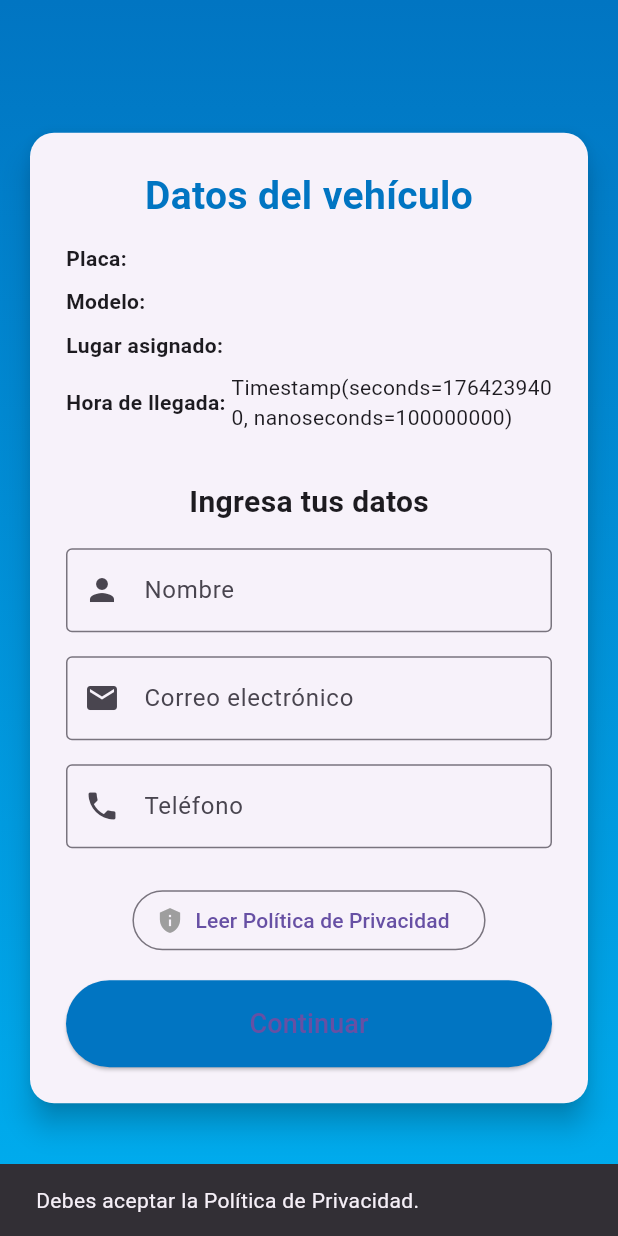
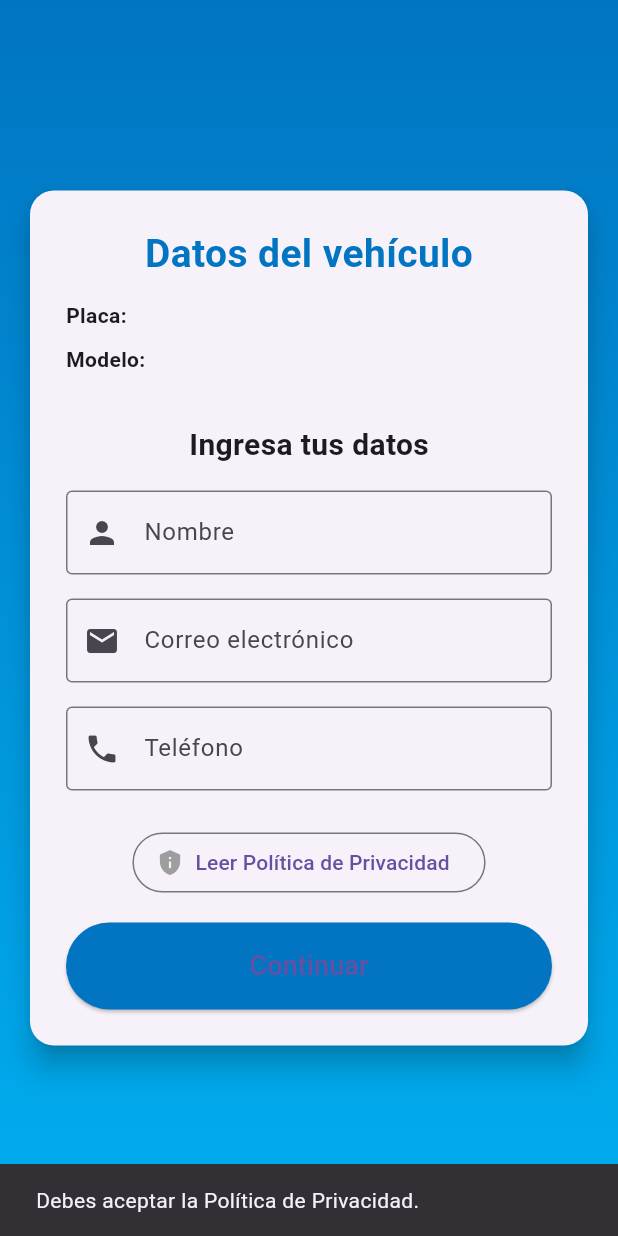
Before and after one commit to Jose4lcantar/pwa, a Flutter app: the screen it shows after launch, after a tap on "Continuar", on a phone screen of 412 x 824 dp. Run offline on Flutter 3.47's test engine with Material 3 defaults, Android fonts, the phone set to English and light mode, and no system bars; our stand-ins replace cloud_firestore, connectivity_plus, firebase_auth, firebase_core, firebase_messaging, hive_flutter and 1 more; accounts and stored records are empty.

Commit message:
corregido el registro

```diff
--- a/lib/screens/register_screen.dart
+++ b/lib/screens/register_screen.dart
@@ -68,7 +68,6 @@ class _RegisterScreenState extends State<RegisterScreen> {
         ticketData = data;
         _isLoading = false;
       });
-
     } catch (e) {
       setState(() {
         error = "Error al cargar datos.";
@@ -112,7 +111,7 @@ class _RegisterScreenState extends State<RegisterScreen> {
         "clientName": _nameController.text.trim(),
         "clientPhone": _phoneController.text.trim(),
         "clientEmail": _emailController.text.trim(), // Nuevo
-        "status": "iniciado", // No se rompe el flujo del valet
+        "status": "iniciado",
       });
 
       final prefs = await SharedPreferences.getInstance();
@@ -125,7 +124,6 @@ class _RegisterScreenState extends State<RegisterScreen> {
           arguments: widget.ticketId,
         );
       }
-
     } catch (e) {
       setState(() => _isSaving = false);
       ScaffoldMessenger.of(context).showSnackBar(
@@ -182,11 +180,9 @@ class _RegisterScreenState extends State<RegisterScreen> {
                       ),
                       const SizedBox(height: 12),
 
+                      // Solo mostrar placa y modelo
                       _infoTile("Placa", ticketData?["plate"]),
                       _infoTile("Modelo", ticketData?["model"]),
-                      _infoTile("Lugar asignado", ticketData?["parkingSpot"]),
-                      _infoTile("Hora de llegada",
-                          ticketData?["arrivalTime"]?.toString()),
 
                       const SizedBox(height: 24),
 
@@ -208,7 +204,7 @@ class _RegisterScreenState extends State<RegisterScreen> {
                       const SizedBox(height: 16),
 
                       TextField(
-                        controller: _emailController, // Nuevo
+                        controller: _emailController,
                         decoration: const InputDecoration(
                           labelText: 'Correo electrónico',
                           border: OutlineInputBorder(),
```
